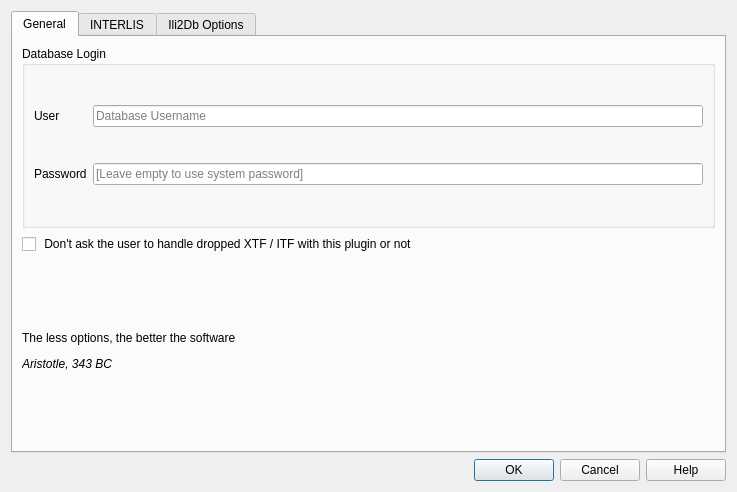
First picture: the form in QgisModelBaker/ui/options.ui, repository opengisch/QgisModelBaker, before the edit.
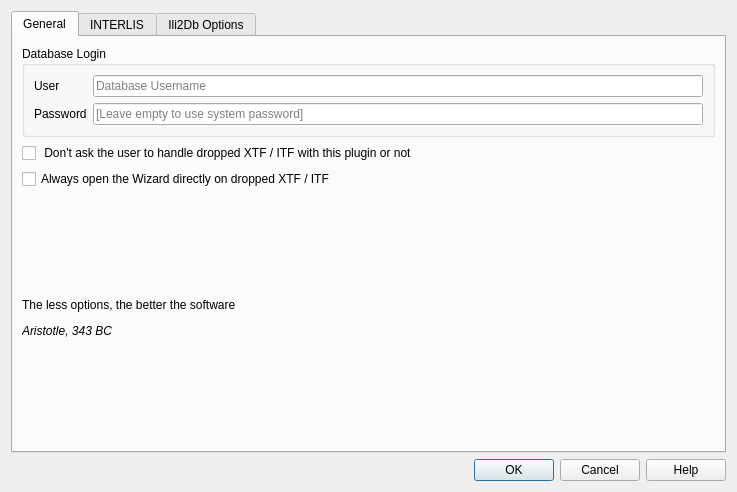
Second picture: the form after the edit. Custom widgets are drawn as their Qt base class.

Commit message: Dialog opening if you want to handle with quick or with wizard, witht the option always wizard, that you could deactivate in the settings

```diff
--- a/QgisModelBaker/ui/options.ui
+++ b/QgisModelBaker/ui/options.ui
@@ -30,7 +30,7 @@
        <string>General</string>
       </attribute>
       <layout class="QGridLayout" name="gridLayout_3">
-       <item row="0" column="0">
+       <item row="0" column="0" colspan="2">
         <widget class="QGroupBox" name="groupBox">
          <property name="title">
           <string>Database Login</string>
@@ -70,8 +70,14 @@
          </layout>
         </widget>
        </item>
-       <item row="2" column="0">
+       <item row="4" column="0" colspan="2">
         <widget class="QLabel" name="label">
+         <property name="sizePolicy">
+          <sizepolicy hsizetype="Preferred" vsizetype="Expanding">
+           <horstretch>0</horstretch>
+           <verstretch>0</verstretch>
+          </sizepolicy>
+         </property>
          <property name="text">
           <string>&lt;html&gt;&lt;head/&gt;&lt;body&gt;&lt;p&gt;The less options, the better the software&lt;/p&gt;&lt;p&gt;&lt;i&gt;Aristotle, 343 BC&lt;/i&gt;&lt;/p&gt;&lt;/body&gt;&lt;/html&gt;</string>
          </property>
@@ -80,13 +86,20 @@
          </property>
         </widget>
        </item>
-       <item row="1" column="0">
+       <item row="1" column="0" rowspan="2" colspan="2">
         <widget class="QCheckBox" name="chk_dontask_to_handle_dropped_files">
          <property name="text">
           <string> Don't ask the user to handle dropped XTF / ITF with this plugin or not</string>
          </property>
         </widget>
        </item>
+       <item row="3" column="0" colspan="2">
+        <widget class="QCheckBox" name="checkBox">
+         <property name="text">
+          <string>Always open the Wizard directly on dropped XTF / ITF</string>
+         </property>
+        </widget>
+       </item>
       </layout>
      </widget>
      <widget class="QWidget" name="tab_2">
```
The commit also changes 8 other files.
